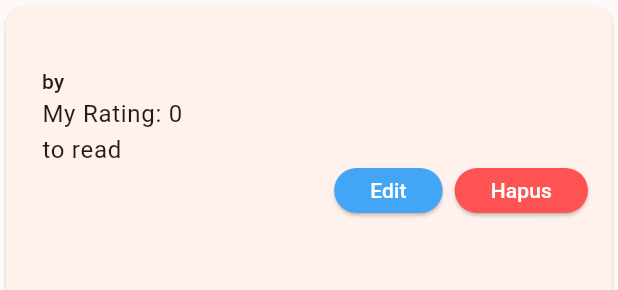
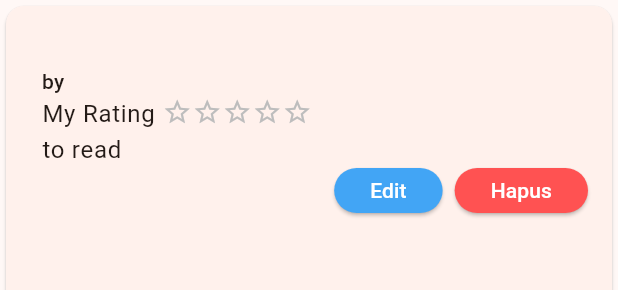
Before and after one commit to bintangyosua/LabMobile3_PankyBintang_F, a Flutter app: the Book widget shown alone on an empty page, opened directly with empty values, on a phone screen of 412 x 824 dp. Shown: the top 290 px of the screen. Run offline on Flutter 3.47's test engine with Material 3 defaults, Android fonts, the phone set to English and light mode, and no system bars; our stand-ins replace csv, shared_preferences; accounts and stored records are empty.

Commit message:
already finish? not sure tho

```diff
--- a/lib/about_page.dart
+++ b/lib/about_page.dart
@@ -1,6 +1,5 @@
 import 'package:flutter/material.dart';
 import 'package:minuet_library/components/sidemenu.dart';
-import 'package:minuet_library/library_page.dart';
 
 class AboutPage extends StatelessWidget {
   const AboutPage({super.key});
--- a/lib/components/action_button.dart
+++ b/lib/components/action_button.dart
@@ -12,7 +12,7 @@ class ExampleExpandableFab extends StatefulWidget {
 }
 
 class AddButtonState extends State<ExampleExpandableFab> {
-  static const _actionTitles = ['Menambahkan Buku'];
+  // static const _actionTitles = ['Menambahkan Buku'];
 
   final TextEditingController _titleController = TextEditingController();
   final TextEditingController _authorController = TextEditingController();
--- a/lib/components/book.dart
+++ b/lib/components/book.dart
@@ -27,7 +27,7 @@ class Book extends StatefulWidget {
       required this.onRemove});
 
   @override
-  _BookState createState() => _BookState();
+  State<Book> createState() => _BookState();
 }
 
 @override
@@ -95,10 +95,22 @@ class _BookState extends State<Book> {
             Row(
               children: [
                 const SizedBox(width: 8),
-                Text(
-                  'My Rating: ${widget.rating}',
-                  style: Theme.of(context).textTheme.bodyLarge,
-                ),
+                RichText(
+                    text: TextSpan(children: [
+                  TextSpan(
+                      text: 'My Rating ',
+                      style: Theme.of(context).textTheme.bodyLarge),
+                  for (int i = 0; i < widget.rating; i++)
+                    WidgetSpan(
+                        child: Icon(Icons.star,
+                            size: 20,
+                            color:
+                                i < 5 ? Colors.amber[600] : Colors.grey[400])),
+                  for (int i = widget.rating; i < 5; i++)
+                    WidgetSpan(
+                        child: Icon(Icons.star_border,
+                            size: 20, color: Colors.grey[400]))
+                ]))
               ],
             ),
             Row(
@@ -154,7 +166,6 @@ class _BookState extends State<Book> {
   }
 
   void _showAction(BuildContext context, int id) {
-    print('${widget.author}, ${widget.title}');
     showDialog<void>(
       context: context,
       builder: (context) {
@@ -221,7 +232,6 @@ class _BookState extends State<Book> {
           actions: [
             TextButton(
               onPressed: () {
-                print(widget.shelves);
                 widget.onEdit(
                     widget.id,
                     _titleController.text,
--- a/lib/library_page.dart
+++ b/lib/library_page.dart
@@ -4,7 +4,6 @@ import 'package:flutter/services.dart';
 import 'package:minuet_library/components/action_button.dart';
 import 'package:minuet_library/components/book.dart';
 import 'package:minuet_library/components/sidemenu.dart';
-import 'package:minuet_library/login_page.dart';
 
 class BookList extends StatefulWidget {
   @override
--- a/lib/main.dart
+++ b/lib/main.dart
@@ -1,5 +1,4 @@
 import 'package:flutter/material.dart';
-import 'package:minuet_library/library_page.dart';
 import 'package:minuet_library/login_page.dart';
 
 void main() {
```
